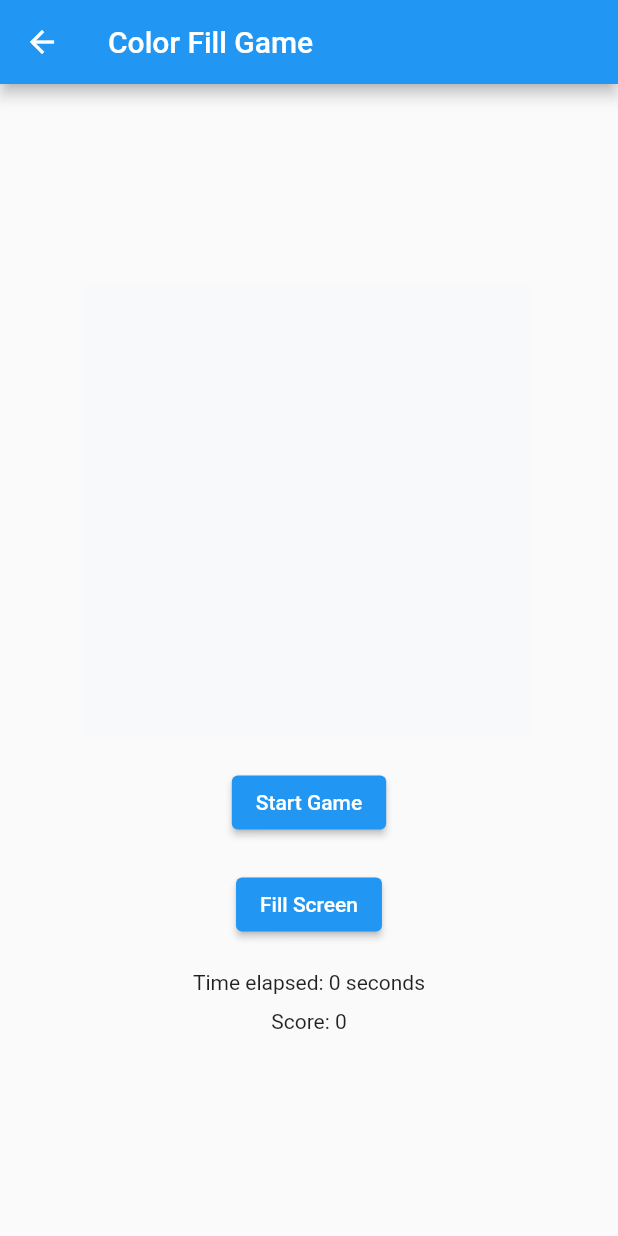
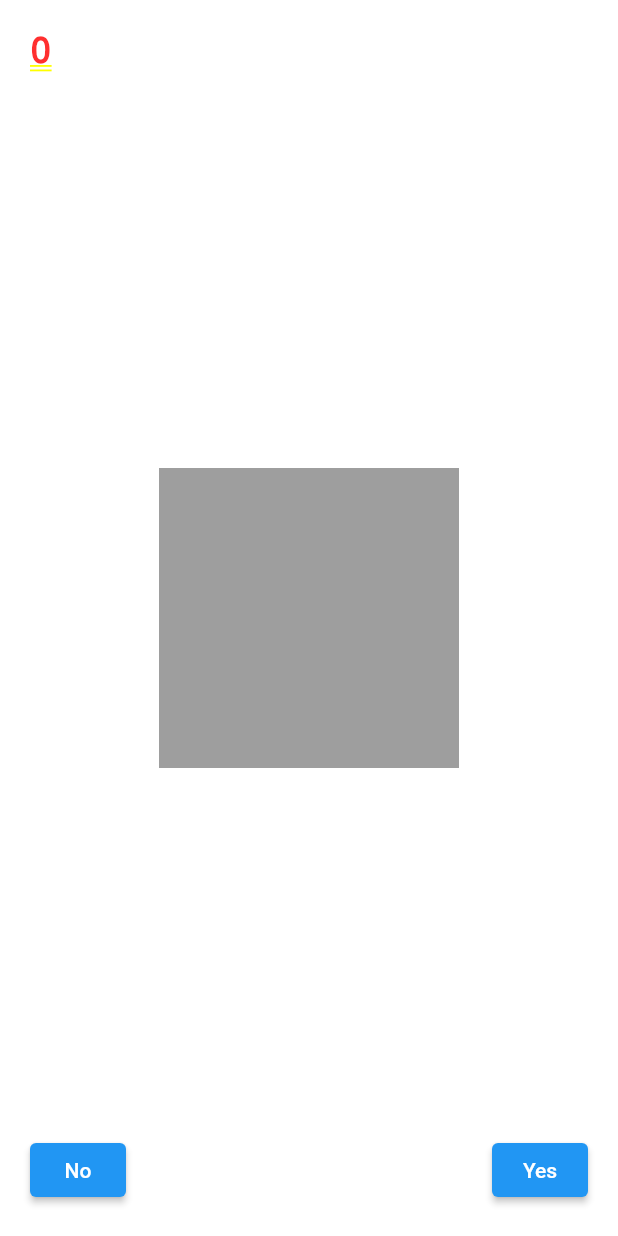
Before and after one commit to hoangmatthew1999/cmpe-137-project, a Flutter app: the ColorFillGame screen opened directly, after a tap on "Fill Screen", on a phone screen of 412 x 824 dp. Run offline on Flutter 3.47's test engine with Material 2 defaults, Android fonts, the phone set to English and light mode, and no system bars.

Commit message:
finished the game won detection

```diff
--- a/lib/main.dart
+++ b/lib/main.dart
@@ -1,6 +1,6 @@
 import 'package:flutter/material.dart';
 import 'dart:async';
-
+import 'dart:math';
 void main() => runApp
 (
   MaterialApp(
@@ -16,7 +16,7 @@ class Home extends StatelessWidget{
       ),
       body: Center(
         child: ElevatedButton(
-          onPressed: () {Navigator.push( context, MaterialPageRoute(builder: (context) => FirstPage() )   );},
+          onPressed: () {Navigator.push( context, MaterialPageRoute(builder: (context) => MyWidget() )   );},
           child: Text("Click to play")),
         ),
       );
@@ -91,8 +91,17 @@ class _MyWidgetState extends State<MyWidget> {
   }
   void checkWin()
   {
-    if(x_or_o_Array[0] == x_or_o_Array[1] && x_or_o_Array[1] == x_or_o_Array[2]){Navigator.push(context, MaterialPageRoute(builder: (context) => ColorFillGame()) );}
-    else if(x_or_o_Array[3] == x_or_o_Array[4] && x_or_o_Array[4] == x_or_o_Array[5]){print("second row");}
+    if(x_or_o_Array[0] == x_or_o_Array[1] && x_or_o_Array[1] == x_or_o_Array[2] && x_or_o_Array[0] != '' && x_or_o_Array[1] != '' && x_or_o_Array[2] != ''){Navigator.push(context, MaterialPageRoute(builder: (context) => ColorFillGame()) );x_or_o_Array = ["", "","","","","","","","",];}//first row across
+    if(x_or_o_Array[3] == x_or_o_Array[4] && x_or_o_Array[4] == x_or_o_Array[5] && x_or_o_Array[4] != ''){Navigator.push(context, MaterialPageRoute(builder: (context) => ColorFillGame()) );x_or_o_Array = ["", "","","","","","","","",];}//second row across
+    if(x_or_o_Array[6] == x_or_o_Array[7] && x_or_o_Array[7] == x_or_o_Array[8] && x_or_o_Array[6] != ''){Navigator.push(context, MaterialPageRoute(builder: (context) => ColorFillGame()) );x_or_o_Array = ["", "","","","","","","","",];}//third row across
+
+    if(x_or_o_Array[0] == x_or_o_Array[4] && x_or_o_Array[4] == x_or_o_Array[8] && x_or_o_Array[0] != ''){Navigator.push(context, MaterialPageRoute(builder: (context) => ColorFillGame()) );x_or_o_Array = ["", "","","","","","","","",];}//left to right diagonal
+    if(x_or_o_Array[2] == x_or_o_Array[4] && x_or_o_Array[4] == x_or_o_Array[6] && x_or_o_Array[2] != ''){Navigator.push(context, MaterialPageRoute(builder: (context) => ColorFillGame()) );x_or_o_Array = ["", "","","","","","","","",];}//right to left diagonal
+
+    if(x_or_o_Array[0] == x_or_o_Array[3] && x_or_o_Array[3] == x_or_o_Array[6] && x_or_o_Array[0] != ''){Navigator.push(context, MaterialPageRoute(builder: (context) => ColorFillGame()) );x_or_o_Array = ["", "","","","","","","","",];}//first row across
+    if(x_or_o_Array[1] == x_or_o_Array[4] && x_or_o_Array[4] == x_or_o_Array[7] && x_or_o_Array[1] != ''){Navigator.push(context, MaterialPageRoute(builder: (context) => ColorFillGame()) );x_or_o_Array = ["", "","","","","","","","",];}//first row across
+    if(x_or_o_Array[2] == x_or_o_Array[5] && x_or_o_Array[5] == x_or_o_Array[8] && x_or_o_Array[2] != ''){Navigator.push(context, MaterialPageRoute(builder: (context) => ColorFillGame()) );x_or_o_Array = ["", "","","","","","","","",];}//first row across
+
 
   }
 
@@ -128,6 +137,7 @@ class _ColorFillGameState extends State<ColorFillGame>
         _stopTimer();
       }
     });
+    Navigator.push(context, MaterialPageRoute(builder: (context) => gameTwo()) );
   }
   void _stopTimer(){ _timer?.cancel();}
 
@@ -171,5 +181,119 @@ class _ColorFillGameState extends State<ColorFillGame>
         ),
       ),);
                 }
+}
+
+class gameTwo extends StatefulWidget{
+  const gameTwo({super.key});
+  @override
+  State<gameTwo> createState() =>_gameTwoState();
 
 }
+
+class _gameTwoState extends State<gameTwo> {
+  Color _currentColor = Colors.grey;
+
+  Random rand = Random();
+  var side1;
+  var side2;
+  String _ColorName='';
+  int _points=0;
+
+
+  Color red= Color.fromRGBO(255, 0, 0, 1.0);
+  Color blue= Color.fromRGBO(0, 0, 255, 1.0);
+  Color green= Color.fromRGBO(0, 255, 0, 1.0);
+
+
+  Color _genRandColor()
+  {
+    var Colorarr = [red,blue,green];
+    side1 = rand.nextInt(3);
+    return Colorarr[side1];
+  }
+
+  String _genColorName()
+  {
+    String colorName ='';
+    var Namearr =['Red','Blue','Green'];
+    side2 = rand.nextInt(3);
+    return colorName=Namearr[side2];
+  }
+
+  void handleLeftButtonPress() {
+    // add your logic here for when the left button is pressed
+    setState(()
+    {
+      if(side1!=side2)
+      {
+        _points++;
+      }
+      if (_points ==10){Navigator.push( context, MaterialPageRoute(builder: (context) => Home() )   );}
+      _currentColor = _genRandColor();
+      _ColorName = _genColorName();
+    });
+  }
+
+  void handleRightButtonPress() {
+    setState(() {
+      if(side1==side2)
+      {
+        _points++;
+      }
+      if (_points ==10){Navigator.push( context, MaterialPageRoute(builder: (context) => Home() )   );}
+      _currentColor = _genRandColor();
+      _ColorName = _genColorName();
+    });
+  }
+
+  @override
+  Widget build(BuildContext context) {
+    return Stack(
+      children: [
+        Positioned
+          (
+          top: 20,
+          left: 20,
+          child: Text(
+              '$_points',
+              style: TextStyle(fontSize: 24, fontWeight: FontWeight.bold)),
+        ),
+        Positioned(
+          bottom: 20,
+          left: 20,
+          right: 20,
+          child: Row(
+            mainAxisAlignment: MainAxisAlignment.spaceBetween,
+            children: [
+              ElevatedButton(
+                onPressed: handleLeftButtonPress,
+                child: Text('No'),
+              ),
+              ElevatedButton(
+                onPressed: handleRightButtonPress,
+                child: Text('Yes'),
+              ),
+            ],
+          ),
+        ),
+        Center(
+          child: Container(
+              width: 200,
+              height: 200,
+              color: _currentColor,
+              child:  Center(
+                child: Text(
+                  _ColorName,
+                  style: TextStyle(
+                    fontSize: 40,
+                    color: Colors.white,
+                    fontWeight: FontWeight.bold,
+                  ),
+                ),
+              )
+          ),
+        ),
+      ],
+    );
+  }
+}
```
